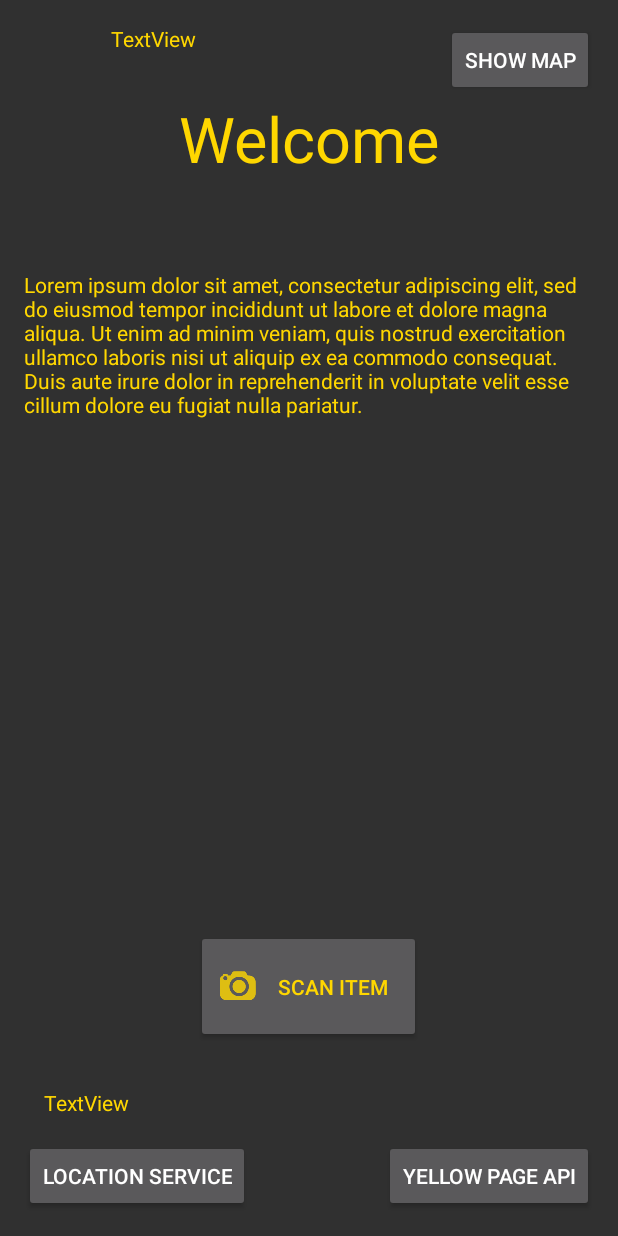
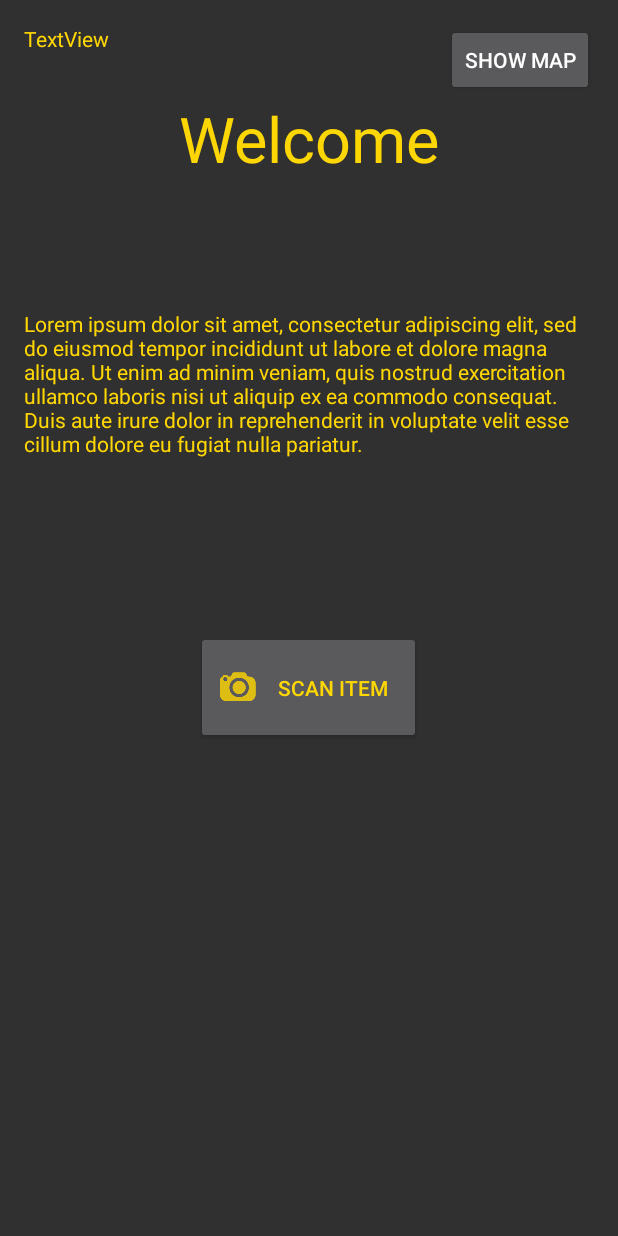
Before and after one commit to EXPSPACE/clarifind, an Android app: the screen it shows after launch (MainActivity), on a phone screen of 412 x 824 dp. Run offline under Robolectric (Android 15) with nearby library versions, the phone set to English and light mode, and no system bars; libraries missing offline, so code that uses them is left out: com.sandrios.sandriosCamera.

Commit message:
Fixed gradle issue. Added two layouts that will toggle after camera button pressed.

```diff
--- a/Clarifind/app/build.gradle
+++ b/Clarifind/app/build.gradle
@@ -39,4 +39,5 @@ dependencies {
     compile 'com.clarifai.clarifai-api2:core:2.2.3'
     compile 'com.sandrios.android:sandriosCamera:1.0.8'
     compile 'com.google.android.gms:play-services-maps:10.0.1'
+    compile 'com.google.android.gms:play-services-location:10.0.1'
 }
--- a/Clarifind/app/src/main/java/com/conuhax/clarifind/MainActivity.java
+++ b/Clarifind/app/src/main/java/com/conuhax/clarifind/MainActivity.java
@@ -15,6 +15,7 @@ import android.support.v7.app.AppCompatActivity;
 import android.util.Log;
 import android.view.View;
 import android.widget.ImageView;
+import android.widget.LinearLayout;
 import android.widget.TextView;
 import android.widget.Toast;
 
@@ -169,6 +170,10 @@ public class MainActivity extends AppCompatActivity implements
     /** Called when the user clicks the Camera button */
     public void openCamera(View view) {
         launchCamera();
+        LinearLayout welcomeLayout = (LinearLayout)this.findViewById(R.id.Welcome);
+        LinearLayout keywordLayout = (LinearLayout)this.findViewById(R.id.LayoutKeywords);
+        welcomeLayout.setVisibility(LinearLayout.GONE);
+        keywordLayout.setVisibility(LinearLayout.VISIBLE);
     }
 
     public void onLocationSearch(View view) {
@@ -183,13 +188,13 @@ public class MainActivity extends AppCompatActivity implements
         call.enqueue(new Callback<FindBusinessResponse>() {
             @Override
             public void onResponse(Call<FindBusinessResponse> call, Response<FindBusinessResponse> response) {
-                final TextView textView = (TextView) findViewById(R.id.yellow_page_response);
-                textView.setText(response.body().toString());
+//                final TextView textView = (TextView) findViewById(R.id.yellow_page_response);
+//                textView.setText(response.body().toString());
             }
             @Override
             public void onFailure(Call<FindBusinessResponse> call, Throwable t) {
-                final TextView textView = (TextView) findViewById(R.id.yellow_page_response);
-                textView.setText("Something went wrong: " + t.getMessage());
+//                final TextView textView = (TextView) findViewById(R.id.yellow_page_response);
+//                textView.setText("Something went wrong: " + t.getMessage());
             }
         });
     }
--- a/Clarifind/app/src/main/res/layout/activity_main.xml
+++ b/Clarifind/app/src/main/res/layout/activity_main.xml
@@ -12,32 +12,18 @@
     tools:context="com.conuhax.clarifind.MainActivity">
 
 
-    <ScrollView
+    <LinearLayout
+        android:orientation="vertical"
+        android:layout_width="match_parent"
+        android:layout_height="match_parent"
+        android:id="@+id/LayoutKeywords"
+        android:visibility="gone"></LinearLayout>
 
-        android:layout_width="wrap_content"
-        android:layout_height="wrap_content"
-        android:layout_below = "@+id/yellow_page_api_button">
-
-    </ScrollView>
-
-    <Button
-        android:text="Yellow Page Api"
-        android:layout_width="wrap_content"
-        android:layout_height="wrap_content"
-        android:id="@+id/yellow_page_api_button"
-        android:onClick="onYellowPageQuery"
-        android:layout_alignBaseline="@+id/location"
-        android:layout_alignBottom="@+id/location"
-        android:layout_alignParentEnd="true" />
-
-    <TextView
-        android:text="TextView"
-        android:layout_width="wrap_content"
-        android:layout_height="wrap_content"
-        android:id="@+id/yellow_page_response"
-        android:layout_above="@+id/location"
-        android:layout_marginStart="13dp"
-        android:layout_marginBottom="15dp" />
+    <LinearLayout
+        android:orientation="vertical"
+        android:layout_width="match_parent"
+        android:layout_height="match_parent"
+        android:id="@+id/Welcome">
 
         <TextView
             android:text="Welcome"
@@ -52,21 +38,13 @@
 
         <TextView
             android:text="Lorem ipsum dolor sit amet, consectetur adipiscing elit, sed do eiusmod tempor incididunt ut labore et dolore magna aliqua. Ut enim ad minim veniam, quis nostrud exercitation ullamco laboris nisi ut aliquip ex ea commodo consequat. Duis aute irure dolor in reprehenderit in voluptate velit esse cillum dolore eu fugiat nulla pariatur."
-        android:layout_width="wrap_content"
+            android:layout_width="match_parent"
             android:layout_height="wrap_content"
             android:id="@+id/textView"
             android:layout_below="@+id/welcome"
             android:layout_toEndOf="@+id/scrollView10"
-        android:layout_marginTop="59dp" />
-
-    <Button
-        android:text="Location Service"
-        android:layout_width="wrap_content"
-        android:layout_height="wrap_content"
-        android:id="@+id/location"
-        android:onClick="onLocationSearch"
-        android:layout_alignParentBottom="true"
-        android:layout_alignParentStart="true" />
+            android:layout_marginTop="85dp"
+            android:layout_marginBottom="50dp" />
 
         <Button
             android:layout_height="75dp"
@@ -77,9 +55,22 @@
             android:textSize="14sp"
             android:layout_width="150dp"
             android:drawableLeft="@drawable/ic_camera"
-        android:layout_above="@+id/yellow_page_response"
+            android:layout_alignParentBottom="true"
             android:layout_centerHorizontal="true"
-        android:layout_marginBottom="30dp" />
+            android:layout_marginTop="65dp"
+            android:layout_marginBottom="95dp"
+            android:layout_gravity="center_horizontal" />
+    </LinearLayout>
+
+
+
+    <ScrollView
+
+        android:layout_width="wrap_content"
+        android:layout_height="wrap_content"
+        android:layout_below = "@+id/Welcome">
+
+    </ScrollView>
 
     <Button
         android:text="Show map"
@@ -94,8 +85,6 @@
         android:layout_width="wrap_content"
         android:layout_height="wrap_content"
         android:layout_alignParentTop="true"
-        android:layout_toStartOf="@+id/button"
         android:id="@+id/editText" />
 
-
 </RelativeLayout>
```
Lines whose indentation alone changed are shown as unchanged.
